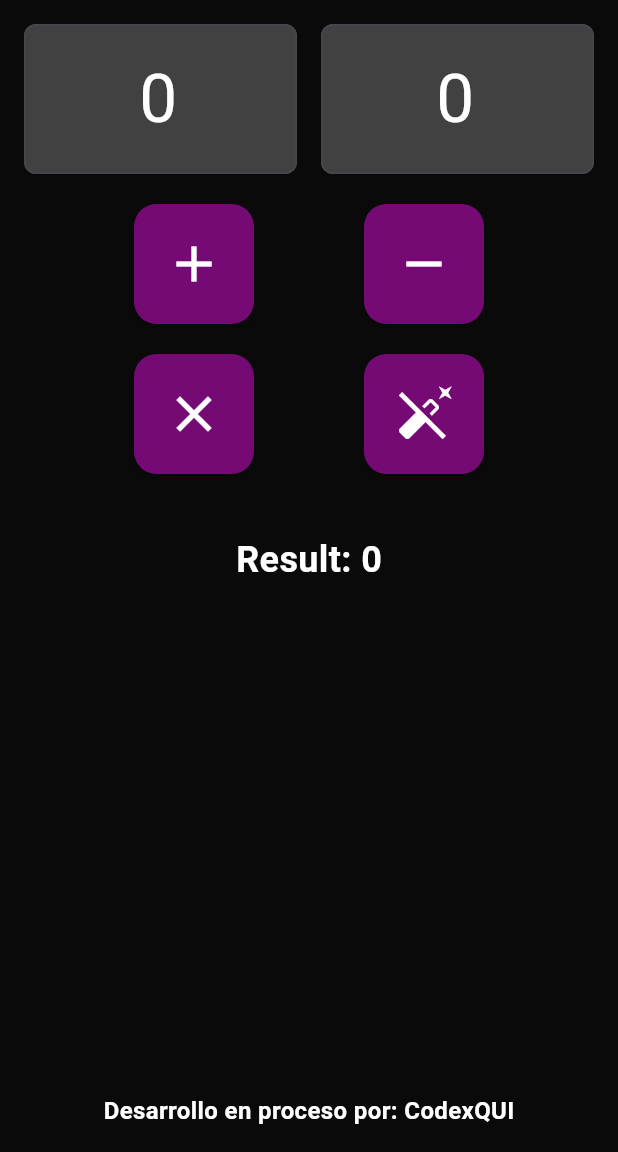
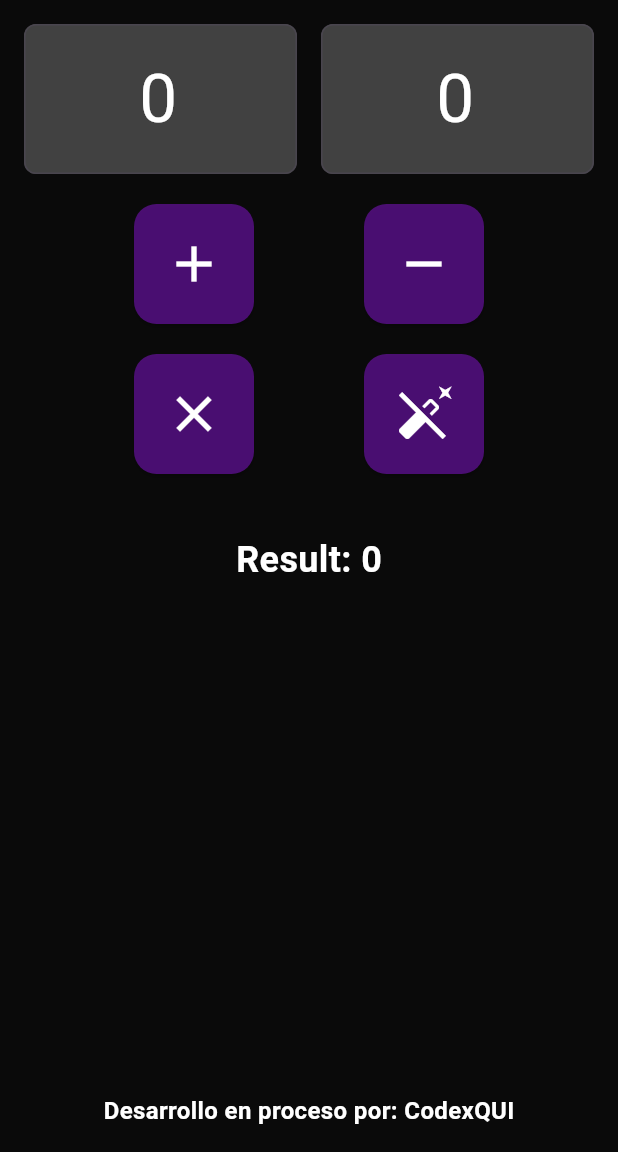
Before and after one commit to codexqui/flutter_calculator_app, a Flutter app: the screen it shows after launch, on a phone screen of 412 x 824 dp, the part 84-1236 px from its top. Run offline on Flutter 3.47's test engine with Material 3 defaults, Android fonts, the phone set to English and light mode, and no system bars.

Commit message:
third commit

```diff
--- a/lib/screens/calculator.dart
+++ b/lib/screens/calculator.dart
@@ -32,7 +32,7 @@ class _CalculatorScreenState extends State<CalculatorScreen> {
   Widget build(BuildContext context) {
     return Scaffold(
       appBar: AppBar(
-        backgroundColor: Color.fromARGB(255, 65, 65, 65),
+        backgroundColor: const Color.fromARGB(255, 65, 65, 65),
         centerTitle: true,
         title: const Text(
           'Flutter Calculator App',
@@ -40,7 +40,7 @@ class _CalculatorScreenState extends State<CalculatorScreen> {
         ),
       ),
       body: Container(
-        color: Color.fromARGB(255, 10, 10, 10), // Fondo de color oscuro
+        color: const Color.fromARGB(255, 10, 10, 10), // Fondo de color oscuro
         padding: const EdgeInsets.all(16.0),
         child: Column(
           children: [
@@ -91,7 +91,7 @@ class _CalculatorScreenState extends State<CalculatorScreen> {
       keyboardType: TextInputType.number,
       decoration: InputDecoration(
         filled: true,
-        fillColor: Color.fromARGB(255, 65, 65, 65),
+        fillColor: const Color.fromARGB(255, 65, 65, 65),
         border: OutlineInputBorder(borderRadius: BorderRadius.circular(8)),
         contentPadding: const EdgeInsets.symmetric(vertical: 16),
       ),
@@ -107,7 +107,7 @@ class _CalculatorScreenState extends State<CalculatorScreen> {
     return ElevatedButton(
       onPressed: () => _operate(operation),
       style: ElevatedButton.styleFrom(
-        backgroundColor: Color.fromARGB(255, 117, 10, 117),
+        backgroundColor: Color.fromARGB(170, 106, 17, 165),
         padding: const EdgeInsets.all(20),
         shape: RoundedRectangleBorder(borderRadius: BorderRadius.circular(15)),
       ),
```
